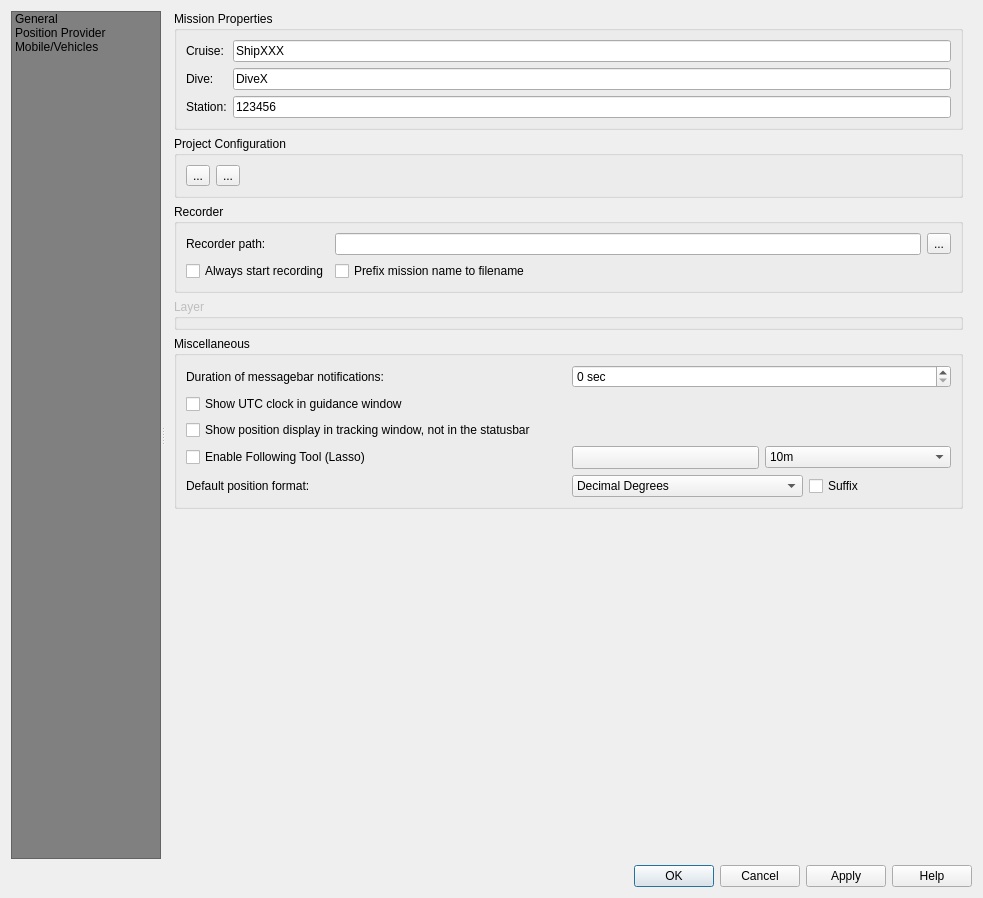
First picture: the form in ui/posiview_properties_base.ui, repository jrenken/qgis-PosiView, before the edit.
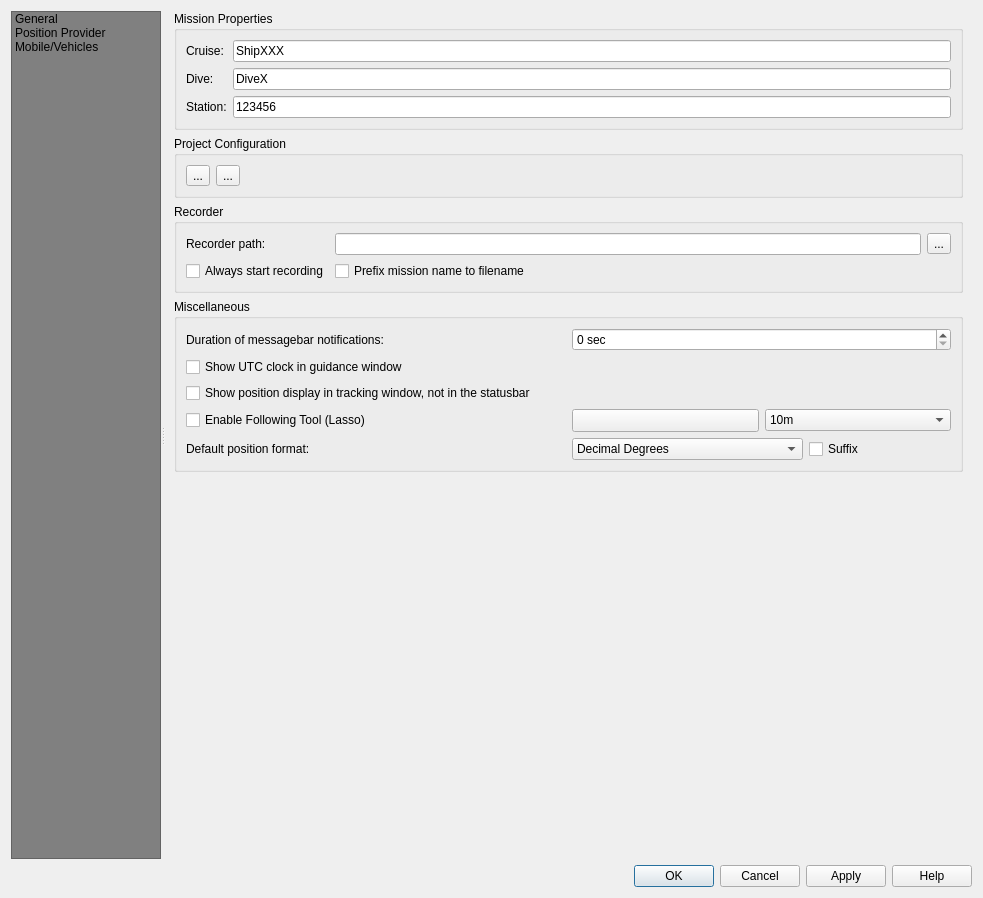
Second picture: the form after the edit. Icons and pictures are not drawn. Custom widgets are drawn as their Qt base class.

Commit message: improve size calculation for lasso marker remove unused widgets from properties dialog

Patch:
```diff
--- a/ui/posiview_properties_base.ui
+++ b/ui/posiview_properties_base.ui
@@ -341,16 +341,6 @@
                  </layout>
                 </widget>
                </item>
-               <item>
-                <widget class="QgsCollapsibleGroupBox" name="groupBox_6">
-                 <property name="enabled">
-                  <bool>false</bool>
-                 </property>
-                 <property name="title">
-                  <string>Layer</string>
-                 </property>
-                </widget>
-               </item>
                <item>
                 <widget class="QgsCollapsibleGroupBox" name="mGroupBox">
                  <property name="title">
@@ -419,7 +409,7 @@
                        <string>&lt;html&gt;&lt;head/&gt;&lt;body&gt;&lt;p&gt;Select the radii for Quick Lasso (max. 4)&lt;/p&gt;&lt;/body&gt;&lt;/html&gt;</string>
                       </property>
                       <property name="currentText">
-                       <string>Select Radii</string>
+                       <string>Select Radius</string>
                       </property>
                       <property name="defaultText">
                        <string>Select Radius</string>
```
The commit also changes 3 other files.
